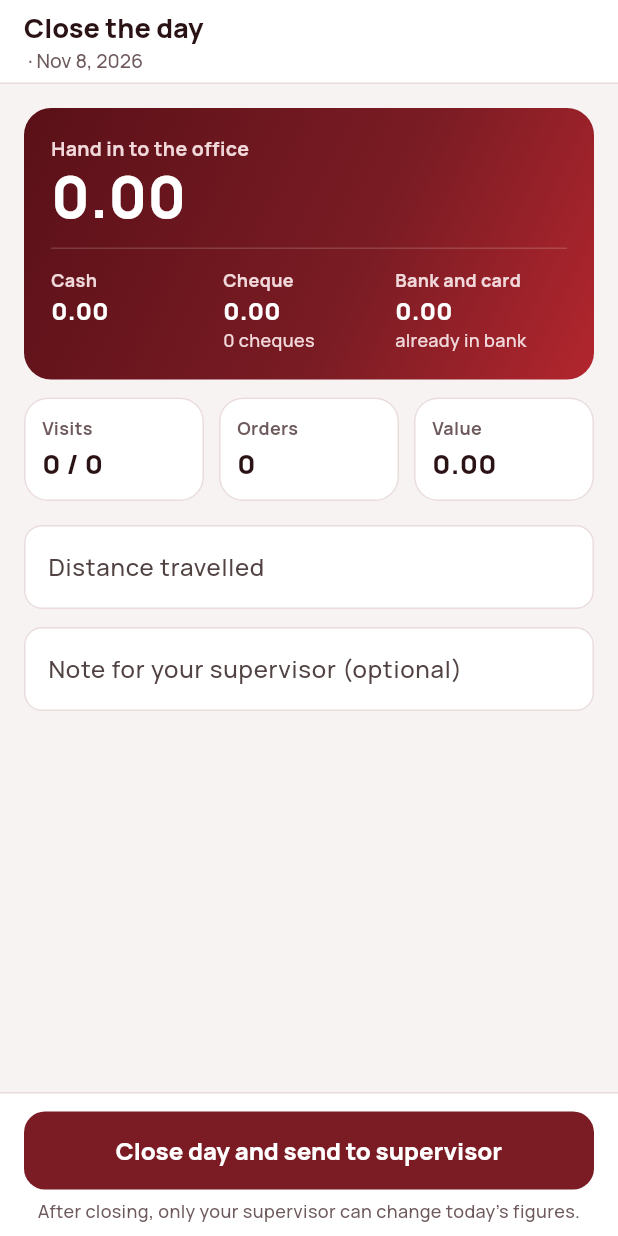
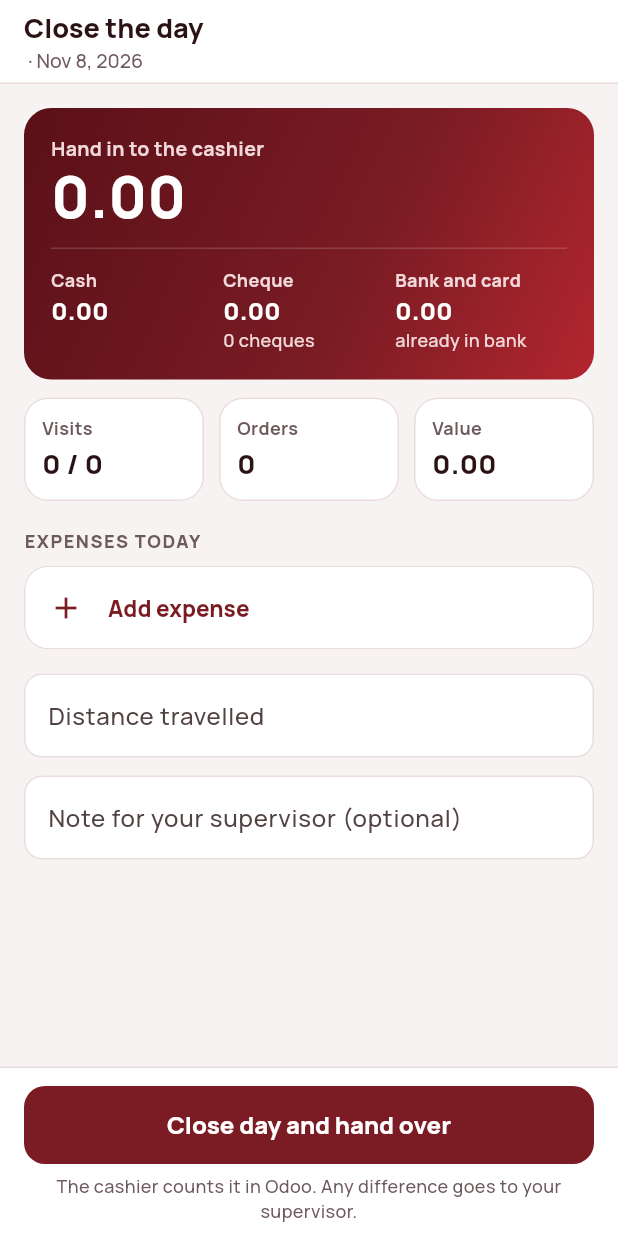
Before and after one commit to vimalvkg/BeatPro, a Flutter app: the DayCloseScreen screen opened by its route, on a phone screen of 412 x 824 dp. Run offline on Flutter 3.47's test engine with Material 3 defaults, Android fonts, the phone set to English and light mode, and no system bars; our stand-ins replace flutter_riverpod, flutter_secure_storage, geolocator, go_router, image_picker, pdf and 5 more; missing offline and left inert: mobile_scanner, print_bluetooth_thermal; accounts and stored records are empty.

Commit message:
App: rep expenses and cash to hand in at day end
Add expense: fuel, parking, Salik and the rest, paid from the cash collected,
own money or the company card, with an optional receipt photo, offline.
My expenses shows each one waiting, approved or rejected, and what is owed
back. Close the day shows the cash to hand in to the cashier: cash collected
less expenses paid from it, plus cheques.

Co-Authored-By: Claude Opus 5.5 <noreply@anthropic.com>
Claude-Session: https://claude.ai/code/session_01YDt7NAZzwAaDfJdb4EJJQf

```diff
--- a/app/lib/src/app.dart
+++ b/app/lib/src/app.dart
@@ -13,6 +13,7 @@ import 'screens/invoice_screen.dart';
 import 'screens/more_screen.dart';
 import 'screens/order_screen.dart';
 import 'screens/orders_screen.dart';
+import 'screens/expense_screens.dart';
 import 'screens/growth_screens.dart';
 import 'screens/payment_screen.dart';
 import 'screens/printer_screen.dart';
@@ -75,6 +76,8 @@ final routerProvider = Provider<GoRouter>((ref) {
         ),
       ),
       GoRoute(path: '/target', builder: (_, _) => const TargetScreen()),
+      GoRoute(path: '/expense/new', builder: (_, _) => const AddExpenseScreen()),
+      GoRoute(path: '/expenses', builder: (_, _) => const MyExpensesScreen()),
       GoRoute(
         path: '/order/new',
         builder: (_, state) => OrderScreen(
--- a/app/lib/src/core/models.dart
+++ b/app/lib/src/core/models.dart
@@ -20,6 +20,12 @@ class AppContext {
   bool get isSupervisor => json['is_supervisor'] == true;
   double get discountLimit => _num(json['discount_limit']);
   int? get warehouseId => json['warehouse_id'] as int?;
+
+  /// Fuel, parking, Salik… as set up in Odoo: `(id, name)`.
+  List<(int, String)> get expenseCategories => [
+        for (final c in ((json['expense_categories'] as List?) ?? const []).cast<Map<String, dynamic>>())
+          (c['id'] as int, c['name'] as String),
+      ];
 
   /// Paid on salary + targets and incentive: the app shows the rep's target.
   bool get onIncentive => json['pay_type'] == 'incentive';
@@ -428,7 +434,7 @@ class OpenInvoice {
 
 /// What kind of thing a [LocalRecord] is. Uploaded in this order, so that
 /// orders can point to visits and customers already in Odoo.
-enum RecordKind { customer, visit, order, payment, dayClose, shopReturn, vanTransfer, photo, surveyAnswer }
+enum RecordKind { customer, visit, order, payment, dayClose, shopReturn, vanTransfer, photo, surveyAnswer, expense }
 
 /// The order in which records go to Odoo: a morning load before the day's
 /// orders, goods taken back before the day-end unload, and the day close last.
@@ -441,7 +447,7 @@ int uploadRank(LocalRecord r) => switch (r.kind) {
       RecordKind.shopReturn => 4,
       RecordKind.payment => 5,
       // Photos and survey answers go with their visit, once it is in Odoo.
-      RecordKind.photo || RecordKind.surveyAnswer => 6,
+      RecordKind.photo || RecordKind.surveyAnswer || RecordKind.expense => 6,
       RecordKind.dayClose => 8,
     };
 
--- a/app/lib/src/providers.dart
+++ b/app/lib/src/providers.dart
@@ -163,6 +163,16 @@ final locationTrackerProvider = Provider<LocationTracker>((ref) {
   return tracker;
 });
 
+final myExpensesProvider = FutureProvider<List<Map<String, dynamic>>>((ref) {
+  ref.watch(dataVersionProvider);
+  return ref.watch(repositoryProvider).myExpenses();
+});
+
+final cashSpentTodayProvider = FutureProvider<double>((ref) {
+  ref.watch(dataVersionProvider);
+  return ref.watch(repositoryProvider).cashSpentToday();
+});
+
 final myTargetProvider = FutureProvider<MyTarget?>((ref) {
   ref.watch(dataVersionProvider);
   return ref.watch(repositoryProvider).myTarget();
--- a/app/lib/src/screens/day_close_screen.dart
+++ b/app/lib/src/screens/day_close_screen.dart
@@ -2,6 +2,7 @@ import 'dart:async';
 
 import 'package:flutter/material.dart';
 import 'package:flutter_riverpod/flutter_riverpod.dart';
+import 'package:go_router/go_router.dart';
 
 import '../core/models.dart';
 import '../core/repository.dart';
@@ -9,6 +10,7 @@ import '../core/services.dart';
 import '../providers.dart';
 import '../theme.dart';
 import '../widgets/common.dart';
+import 'expense_screens.dart';
 
 class DayCloseScreen extends ConsumerStatefulWidget {
   const DayCloseScreen({super.key});
@@ -50,6 +52,10 @@ class _DayCloseScreenState extends ConsumerState<DayCloseScreen> {
   Widget build(BuildContext context) {
     final money = ref.watch(moneyProvider);
     final summary = ref.watch(daySummaryProvider);
+    final spent = ref.watch(cashSpentTodayProvider).value ?? 0;
+    final expenses = (ref.watch(myExpensesProvider).value ?? const <Map<String, dynamic>>[])
+        .where((e) => e['date'] == repoToday(ref) && e['state'] != 'rejected')
+        .toList();
     final closed = ref.watch(todayCloseProvider).value;
     final appContext = ref.watch(appContextProvider).value;
     final repo = ref.watch(repositoryProvider);
@@ -70,7 +76,9 @@ class _DayCloseScreenState extends ConsumerState<DayCloseScreen> {
       body: AsyncBody<DaySummary>(
         value: summary,
         builder: (s) {
-          final cash = s.collected['cash'] ?? 0;
+          final collectedCash = s.collected['cash'] ?? 0;
+          // Expenses paid from the cash collected come off what the rep hands in.
+          final cash = collectedCash - spent;
           final cheque = s.collected['cheque'] ?? 0;
           final bank = s.collected['bank'] ?? 0;
           return ListView(padding: const EdgeInsets.fromLTRB(16, 16, 16, 140), children: [
@@ -91,14 +99,16 @@ class _DayCloseScreenState extends ConsumerState<DayCloseScreen> {
               padding: const EdgeInsets.all(18),
               decoration: BoxDecoration(gradient: BeatproColors.bandGradient, borderRadius: BorderRadius.circular(18)),
               child: Column(crossAxisAlignment: CrossAxisAlignment.start, children: [
-                const Text('Hand in to the office', style: TextStyle(color: BeatproColors.onBrand, fontSize: 13, fontWeight: FontWeight.w700)),
+                const Text('Hand in to the cashier', style: TextStyle(color: BeatproColors.onBrand, fontSize: 13, fontWeight: FontWeight.w700)),
                 Text(money(cash + cheque),
                     style: const TextStyle(color: Colors.white, fontSize: 38, fontWeight: FontWeight.w800, height: 1.15)),
                 const SizedBox(height: 12),
                 const Divider(color: Color(0x29FFFFFF), height: 1),
                 const SizedBox(height: 12),
                 Row(crossAxisAlignment: CrossAxisAlignment.start, children: [
-                  Expanded(child: _HandInPart(label: 'Cash', amount: money(cash))),
+                  Expanded(
+                    child: _HandInPart(label: 'Cash', amount: money(cash), note: spent > 0 ? 'after ${money(spent)} expenses' : null),
+                  ),
                   Expanded(child: _HandInPart(label: 'Cheque', amount: money(cheque), note: '$cheques ${cheques == 1 ? 'cheque' : 'cheques'}')),
                   Expanded(child: _HandInPart(label: 'Bank and card', amount: money(bank), note: 'already in bank')),
                 ]),
@@ -112,6 +122,29 @@ class _DayCloseScreenState extends ConsumerState<DayCloseScreen> {
               const SizedBox(width: 10),
               Expanded(child: _StatTile(label: 'Value', value: money(s.orderValue))),
             ]),
+            const Eyebrow('Expenses today', padding: EdgeInsets.fromLTRB(0, 18, 0, 8)),
+            Card(
+              clipBehavior: Clip.antiAlias,
+              child: Column(children: [
+                for (final e in expenses) ...[
+                  ListTile(
+                    dense: true,
+                    title: Text(e['category'] as String? ?? '', style: const TextStyle(fontWeight: FontWeight.w700)),
+                    subtitle: Text(paidFromLabel(e['paid_from'] as String?)),
+                    trailing: Text(money((e['amount'] as num).toDouble()), style: const TextStyle(fontWeight: FontWeight.w800)),
+                  ),
+                  const Divider(height: 1, color: BeatproColors.lineSoft),
+                ],
+                if (closed == null)
+                  ListTile(
+                    leading: const Icon(Icons.add, color: BeatproColors.brand),
+                    title: const Text('Add expense', style: TextStyle(color: BeatproColors.brand, fontWeight: FontWeight.w800)),
+                    onTap: () => context.push('/expense/new'),
+                  ),
+                if (expenses.isEmpty && closed != null)
+                  const ListTile(dense: true, title: Text('No expenses today')),
+              ]),
+            ),
             if (visits.isNotEmpty) ...[
               const SizedBox(height: 12),
               Card(
@@ -148,10 +181,10 @@ class _DayCloseScreenState extends ConsumerState<DayCloseScreen> {
                     FilledButton(
                       style: FilledButton.styleFrom(minimumSize: const Size.fromHeight(52)),
                       onPressed: _saving ? null : _close,
-                      child: const Text('Close day and send to supervisor'),
+                      child: const Text('Close day and hand over'),
                     ),
                     const SizedBox(height: 6),
-                    const Text("After closing, only your supervisor can change today's figures.",
+                    const Text("The cashier counts it in Odoo. Any difference goes to your supervisor.",
                         textAlign: TextAlign.center, style: TextStyle(fontSize: 12, color: BeatproColors.muted)),
                   ]),
                 ),
@@ -169,11 +202,19 @@ class _HandInPart extends StatelessWidget {
   final String? note;
 
   @override
-  Widget build(BuildContext context) => Column(crossAxisAlignment: CrossAxisAlignment.start, children: [
-        Text(label, style: const TextStyle(color: BeatproColors.onBrand, fontSize: 12, fontWeight: FontWeight.w700)),
-        Text(amount, style: const TextStyle(color: Colors.white, fontSize: 16, fontWeight: FontWeight.w800)),
-        if (note != null) Text(note!, style: const TextStyle(color: BeatproColors.onBrand, fontSize: 12)),
-      ]);
+  Widget build(BuildContext context) => Padding(
+        // A gap between the three columns, so long amounts and notes don't touch.
+        padding: const EdgeInsets.only(right: 10),
+        child: Column(crossAxisAlignment: CrossAxisAlignment.start, children: [
+          Text(label, style: const TextStyle(color: BeatproColors.onBrand, fontSize: 12, fontWeight: FontWeight.w700)),
+          FittedBox(
+            fit: BoxFit.scaleDown,
+            alignment: Alignment.centerLeft,
+            child: Text(amount, style: const TextStyle(color: Colors.white, fontSize: 16, fontWeight: FontWeight.w800)),
+          ),
+          if (note != null) Text(note!, style: const TextStyle(color: BeatproColors.onBrand, fontSize: 12)),
+        ]),
+      );
 }
 
 class _StatTile extends StatelessWidget {
@@ -226,3 +267,5 @@ class _VisitRecap extends ConsumerWidget {
     );
   }
 }
+
+String repoToday(WidgetRef ref) => ref.read(repositoryProvider).todayIso;
--- a/app/lib/src/screens/more_screen.dart
+++ b/app/lib/src/screens/more_screen.dart
@@ -49,6 +49,13 @@ class MoreScreen extends ConsumerWidget {
             trailing: const Icon(Icons.chevron_right),
             onTap: () => context.push('/printer'),
           ),
+        ListTile(
+          leading: const Icon(Icons.receipt_long_outlined),
+          title: const Text('My expenses'),
+          subtitle: const Text('Fuel, parking, Salik and the rest'),
+          trailing: const Icon(Icons.chevron_right),
+          onTap: () => context.push('/expenses'),
+        ),
         ListTile(
           leading: const Icon(Icons.nightlight_outlined),
           title: const Text('Close the day'),
--- a/app/lib/src/screens/sync_screen.dart
+++ b/app/lib/src/screens/sync_screen.dart
@@ -18,6 +18,7 @@ String _kindLabel(LocalRecord r) => switch (r.kind) {
       RecordKind.vanTransfer => r.data['kind'] == 'unload' ? 'Van unload' : 'Van load',
       RecordKind.photo => 'Shelf photo',
       RecordKind.surveyAnswer => 'Survey answers',
+      RecordKind.expense => 'Expense',
     };
 
 class SyncScreen extends ConsumerWidget {
```
Also changed, not shown: app/lib/src/core/repository.dart (+71 -0 lines), app/lib/src/core/sync_service.dart (+21 -0 lines), app/lib/src/screens/expense_screens.dart (added, +235 -0 lines), 6 other files.
